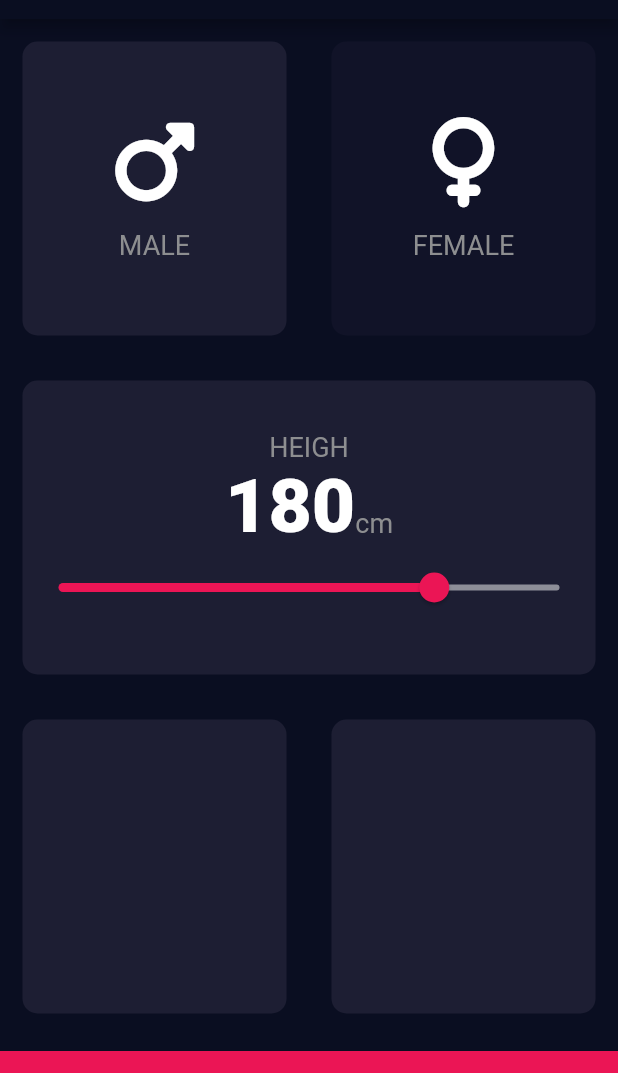
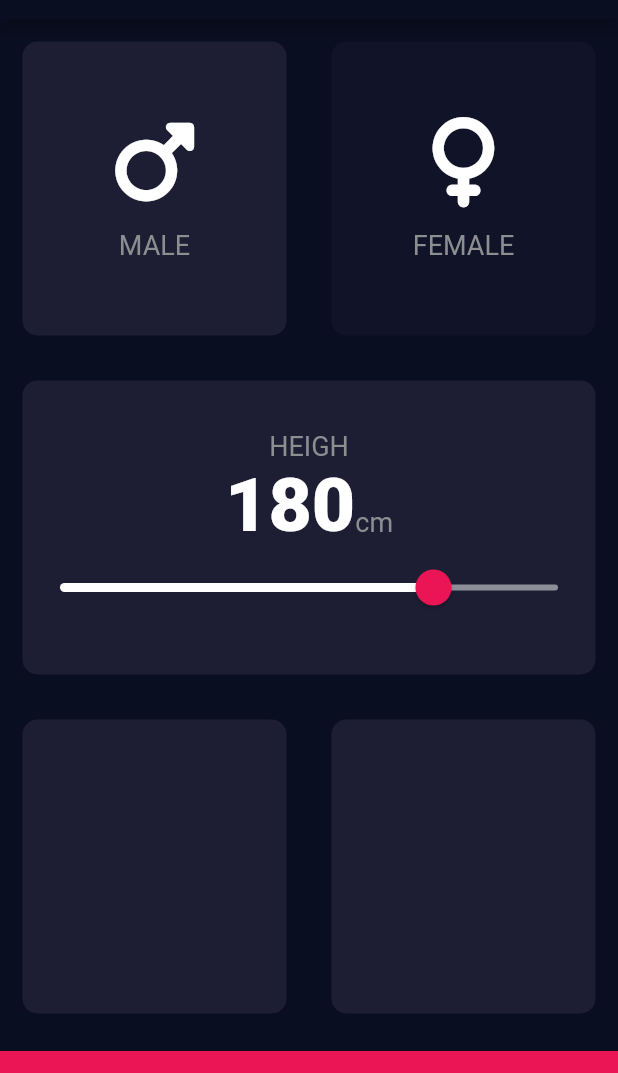
Before and after one commit to Sandra-chemist/bmi_calculator, a Flutter app: the screen it shows after launch, on a phone screen of 412 x 824 dp, the part 65-1138 px from its top. Run offline on Flutter 3.47's test engine with Material 2 defaults, Android fonts, the phone set to English and light mode, and no system bars; our stand-ins replace font_awesome_flutter.

Commit message:
styling the slider

```diff
--- a/lib/input_page.dart
+++ b/lib/input_page.dart
@@ -86,17 +86,27 @@ class _InputPageState extends State<InputPage> {
                         ),
                       ],
                     ),
-                    Slider(
+                    SliderTheme(
+                      data: SliderTheme.of(context).copyWith(
+                        inactiveTrackColor: Color(0xFF8D8E98),
+                        activeTrackColor: Colors.white,
+                        thumbColor: Color(0xFFEB1555),
+                        overlayColor: Color(0x29EB1555),
+                        thumbShape:
+                            RoundSliderThumbShape(enabledThumbRadius: 12.0),
+                        overlayShape:
+                            RoundSliderOverlayShape(overlayRadius: 25.0),
+                      ),
+                      child: Slider(
                           value: height.toDouble(),
                           min: 120.0,
                           max: 200.0,
-                        activeColor: Color(0xFFEB1555),
-                        inactiveColor: Color(0xFF8D8E98),
                           onChanged: (double newValue) {
                             setState(() {
                               height = newValue.round();
                             });
                           }),
+                    ),
                   ],
                 ),
                 onPress: () {},
```
Lines whose indentation alone changed are shown as unchanged.
